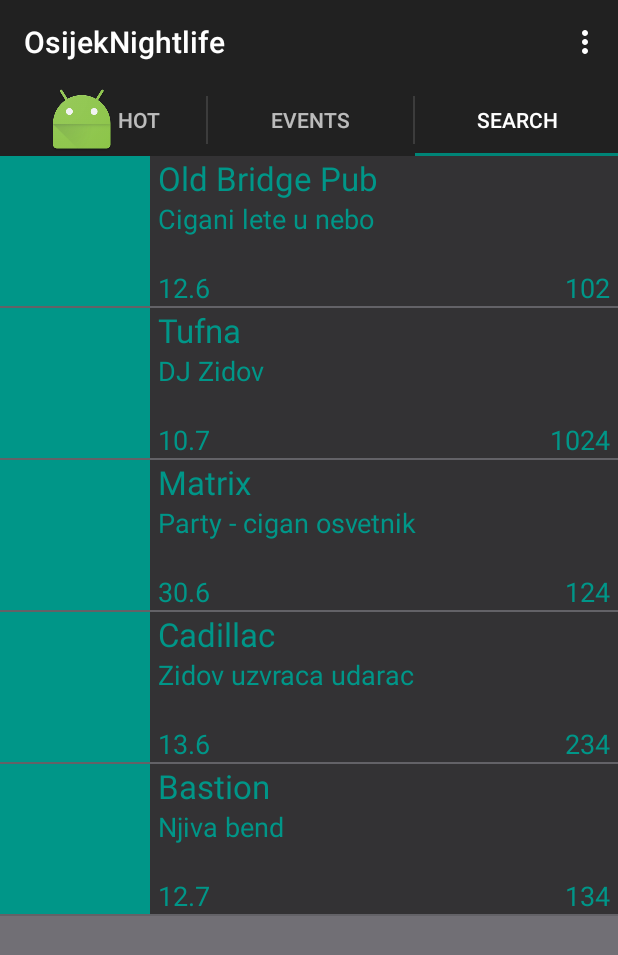
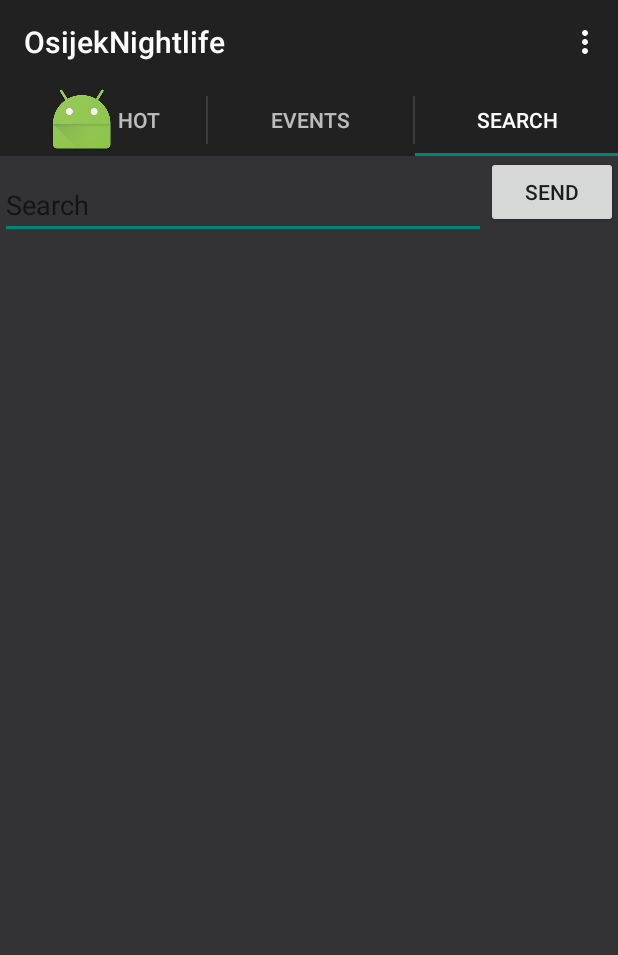
Before and after one commit to kebapmanager/OsijekNightlife, an Android app: the screen it shows after launch (MainActivity), tab 3 chosen, on a phone screen of 412 x 824 dp. Shown: the top 955 px of the screen. Run offline under Robolectric (Android 15) with nearby library versions, the phone set to English and light mode, and no system bars; libraries missing offline, so code that uses them is left out: retrofit.client; 2 statements that could not run were skipped.

Commit message:
Added search layout

```diff
--- a/app/src/main/java/com/androidapp/osijeknightlife/app/ClubFragment.java
+++ b/app/src/main/java/com/androidapp/osijeknightlife/app/ClubFragment.java
@@ -54,7 +54,7 @@ public class ClubFragment extends Fragment
         text.setText(event.getText());
         music.setText("Vrsta glazbe: "+event.getMusic());
         System.out.println("Tab position: "+position);
-        if(position < 2)
-            logo.setImageBitmap(Slike.get(position));
+//        if(position == 1)
+//            logo.setImageBitmap(Slike.get(position));
     }
 }
--- a/app/src/main/java/com/androidapp/osijeknightlife/app/ListFragment.java
+++ b/app/src/main/java/com/androidapp/osijeknightlife/app/ListFragment.java
@@ -1,14 +1,11 @@
 package com.androidapp.osijeknightlife.app;
 
-import android.database.DataSetObserver;
 import android.os.Bundle;
 import android.support.v4.app.Fragment;
 import android.view.LayoutInflater;
 import android.view.View;
 import android.view.ViewGroup;
-import android.widget.ListAdapter;
 import android.widget.ListView;
-import android.widget.TextView;
 import com.androidapp.osijeknightlife.app.jsonDataP.Event;
 
 import java.util.ArrayList;
--- /dev/null
+++ b/app/src/main/res/layout/search_layout.xml
@@ -0,0 +1,31 @@
+<?xml version="1.0" encoding="utf-8"?>
+<RelativeLayout  xmlns:android="http://schemas.android.com/apk/res/android"
+              android:orientation="vertical"
+              android:layout_width="match_parent"
+              android:layout_height="match_parent"
+              android:id="@+id/search_layout"
+              android:background="#ff333234">
+
+    <EditText android:id="@+id/edit_message"
+              android:layout_width="wrap_content"
+              android:layout_height="wrap_content"
+              android:hint="Search"
+              android:layout_alignParentTop="true"
+              android:layout_alignParentLeft="true"
+              android:layout_alignParentStart="true"
+              android:layout_toLeftOf="@+id/button"
+              android:layout_toStartOf="@+id/button"
+              android:layout_marginTop="10dp"/>
+
+    <Button
+            android:layout_width="wrap_content"
+            android:layout_height="wrap_content"
+            android:text="Send"
+            android:onClick="searchButton"
+            android:layout_gravity="center_horizontal"
+            android:layout_alignParentTop="true"
+            android:layout_alignParentRight="true"
+            android:layout_alignParentEnd="true"
+            android:id="@+id/button"/>
+
+</RelativeLayout>
```
Also changed, not shown: app/src/main/java/com/androidapp/osijeknightlife/app/MainActivity.java (+32 -10 lines), app/src/main/java/com/androidapp/osijeknightlife/app/SearchFragment.java (added, +39 -0 lines).
